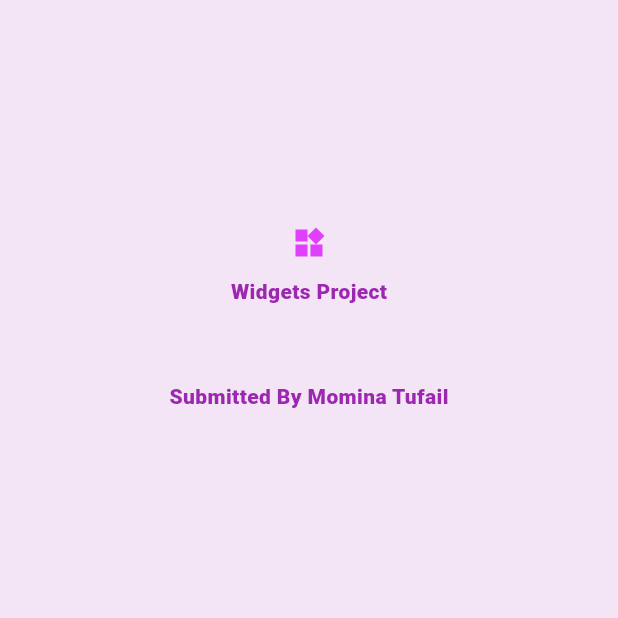
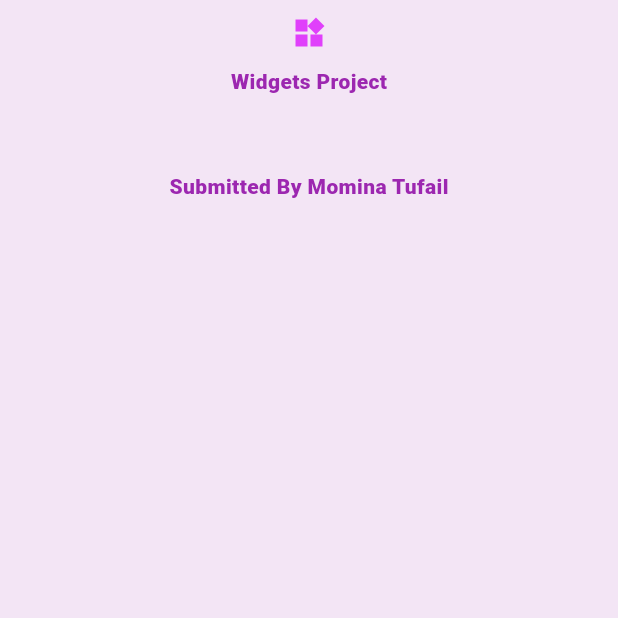
Before and after one commit to mominatufail/WidgetProject, a Flutter app: the Splashscreen screen opened directly, on a phone screen of 412 x 824 dp, the top half of it. Run offline on Flutter 3.47's test engine with Material 3 defaults, Android fonts, the phone set to English and light mode, and no system bars.

Commit message:
code updated

```diff
--- a/lib/Views/SplashScreen-View/SplashScreenView.dart
+++ b/lib/Views/SplashScreen-View/SplashScreenView.dart
@@ -23,7 +23,7 @@ class _SplashscreenState extends State<Splashscreen> {
   Widget build(BuildContext context) {
     return Scaffold(backgroundColor: Colors.purple.shade50,
       body: Padding(
-        padding: EdgeInsets.only(left: 20, top: 150, right: 20, bottom: 100,),
+        padding: EdgeInsets.only(left: 20, top: 10, right: 20, bottom: 100,),
         child: Center(
           child: Center(
             child: Column(children: [
```
